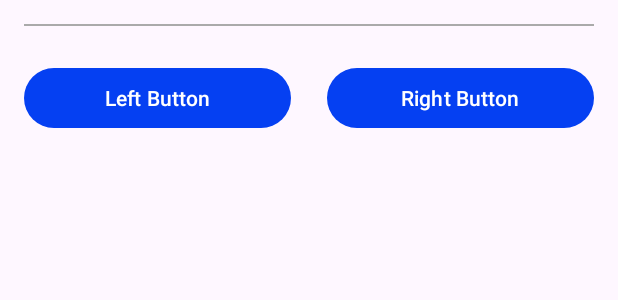
After one commit to mfkldev/Jetchat-testing-stackspot-ai, an Android app built with Jetpack Compose: the layout mfkl_bottom_custom_view.xml on its own in the app's theme, with its tools: preview values and no code run, on a phone screen of 412 x 824 dp. The commit adds this screen. Shown: the top 300 px of the screen. Run offline under Robolectric (Android 15) with nearby library versions, the phone set to English and light mode, and no system bars.

Commit message:
create mfkl bottom custom view

```diff
--- /dev/null
+++ b/app/src/main/res/layout/mfkl_bottom_custom_view.xml
@@ -0,0 +1,40 @@
+<?xml version="1.0" encoding="utf-8"?>
+<androidx.constraintlayout.widget.ConstraintLayout xmlns:android="http://schemas.android.com/apk/res/android"
+    xmlns:app="http://schemas.android.com/apk/res-auto"
+    android:layout_width="match_parent"
+    android:layout_height="wrap_content"
+    app:layout_constraintBottom_toBottomOf="parent"
+    android:padding="16dp">
+
+    <View
+        android:id="@+id/mfkl_bottom_cv_divider"
+        android:layout_width="match_parent"
+        android:layout_height="1dp"
+        android:background="@android:color/darker_gray"
+        app:layout_constraintTop_toTopOf="parent" />
+
+    <Button
+        android:id="@+id/mfkl_bottom_cv_leftButton"
+        android:layout_width="0dp"
+        android:layout_height="wrap_content"
+        android:layout_marginTop="24dp"
+        android:layout_marginEnd="24dp"
+        android:text="@string/left_button"
+        app:layout_constraintBottom_toBottomOf="parent"
+        app:layout_constraintEnd_toStartOf="@id/mfkl_bottom_cv_rightButton"
+        app:layout_constraintHorizontal_weight="1"
+        app:layout_constraintStart_toStartOf="parent"
+        app:layout_constraintTop_toBottomOf="@id/mfkl_bottom_cv_divider" />
+
+    <Button
+        android:id="@+id/mfkl_bottom_cv_rightButton"
+        android:layout_width="0dp"
+        android:layout_height="wrap_content"
+        android:layout_marginTop="24dp"
+        android:text="@string/right_button"
+        app:layout_constraintBottom_toBottomOf="parent"
+        app:layout_constraintEnd_toEndOf="parent"
+        app:layout_constraintHorizontal_weight="1"
+        app:layout_constraintStart_toEndOf="@id/mfkl_bottom_cv_leftButton"
+        app:layout_constraintTop_toBottomOf="@id/mfkl_bottom_cv_divider" />
+</androidx.constraintlayout.widget.ConstraintLayout>
--- a/app/src/main/res/values/strings.xml
+++ b/app/src/main/res/values/strings.xml
@@ -71,5 +71,7 @@
     <string name="header_subtitle">Subtítulo</string>
     <string name="close_button">fechar</string>
     <string name="back_button">voltar</string>
+    <string name="left_button">Left Button</string>
+    <string name="right_button">Right Button</string>
 
 </resources>
```
Also changed, not shown: app/src/main/java/com/example/compose/jetchat/customview/MfklBottomCustomView.kt (added, +38 -0 lines).
